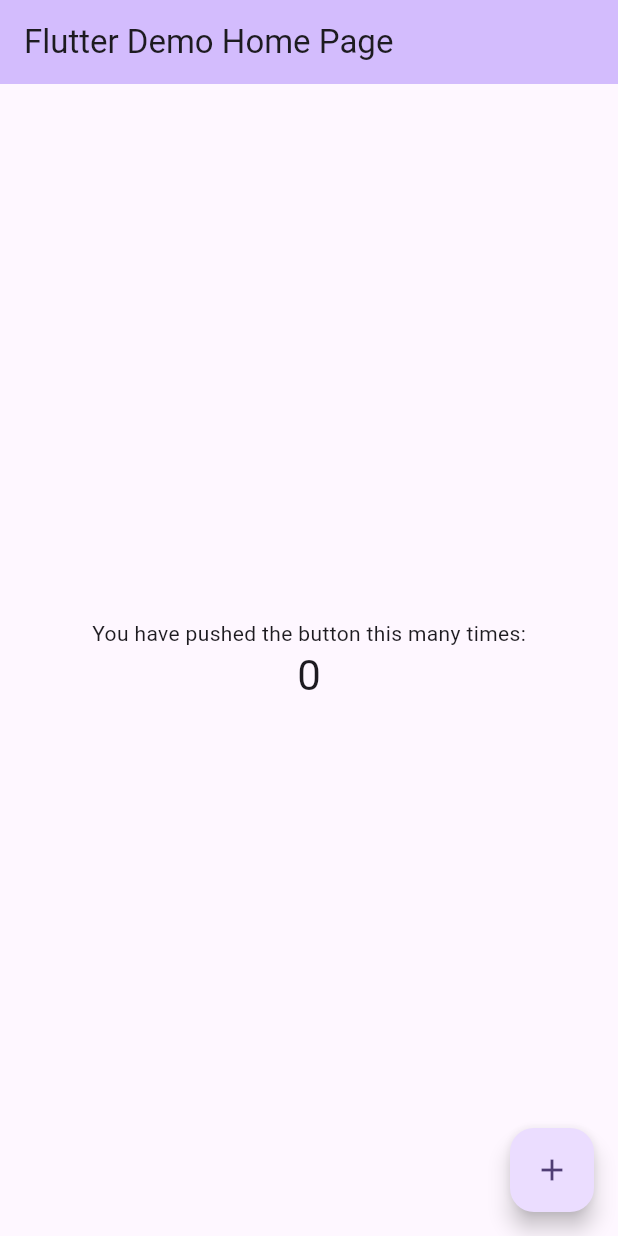
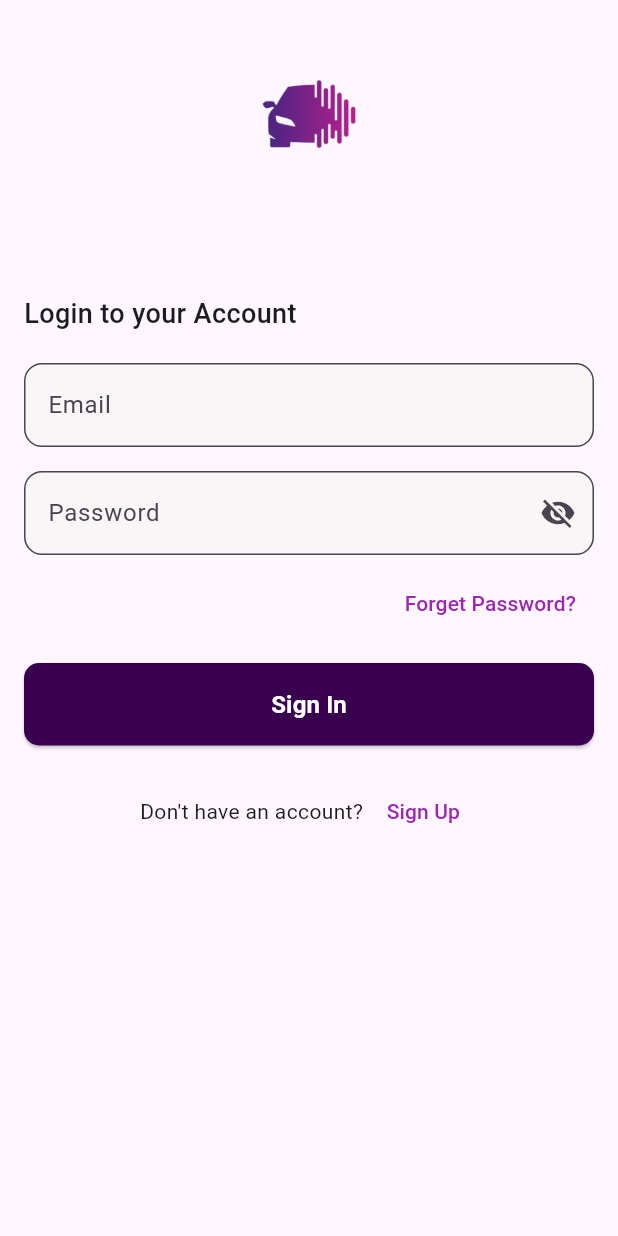
Before and after one commit to Sangam321/CarInfo, a Flutter app: the screen it shows after launch, on a phone screen of 412 x 824 dp. Run offline on Flutter 3.47's test engine with Material 3 defaults, Android fonts, the phone set to English and light mode, and no system bars.

Commit message:
Login Page

```diff
--- a/carinfo/lib/main.dart
+++ b/carinfo/lib/main.dart
@@ -1,125 +1,9 @@
+import 'package:carinfo/view/login_view.dart';
 import 'package:flutter/material.dart';
 
-void main() {
-  runApp(const MyApp());
+void main(List<String> args) {
+  runApp(const MaterialApp(
+    debugShowCheckedModeBanner: false,
+    home: LoginView(),
+  ));
 }
-
-class MyApp extends StatelessWidget {
-  const MyApp({super.key});
-
-  // This widget is the root of your application.
-  @override
-  Widget build(BuildContext context) {
-    return MaterialApp(
-      title: 'Flutter Demo',
-      theme: ThemeData(
-        // This is the theme of your application.
-        //
-        // TRY THIS: Try running your application with "flutter run". You'll see
-        // the application has a purple toolbar. Then, without quitting the app,
-        // try changing the seedColor in the colorScheme below to Colors.green
-        // and then invoke "hot reload" (save your changes or press the "hot
-        // reload" button in a Flutter-supported IDE, or press "r" if you used
-        // the command line to start the app).
-        //
-        // Notice that the counter didn't reset back to zero; the application
-        // state is not lost during the reload. To reset the state, use hot
-        // restart instead.
-        //
-        // This works for code too, not just values: Most code changes can be
-        // tested with just a hot reload.
-        colorScheme: ColorScheme.fromSeed(seedColor: Colors.deepPurple),
-        useMaterial3: true,
-      ),
-      home: const MyHomePage(title: 'Flutter Demo Home Page'),
-    );
-  }
-}
-
-class MyHomePage extends StatefulWidget {
-  const MyHomePage({super.key, required this.title});
-
-  // This widget is the home page of your application. It is stateful, meaning
-  // that it has a State object (defined below) that contains fields that affect
-  // how it looks.
-
-  // This class is the configuration for the state. It holds the values (in this
-  // case the title) provided by the parent (in this case the App widget) and
-  // used by the build method of the State. Fields in a Widget subclass are
-  // always marked "final".
-
-  final String title;
-
-  @override
-  State<MyHomePage> createState() => _MyHomePageState();
-}
-
-class _MyHomePageState extends State<MyHomePage> {
-  int _counter = 0;
-
-  void _incrementCounter() {
-    setState(() {
-      // This call to setState tells the Flutter framework that something has
-      // changed in this State, which causes it to rerun the build method below
-      // so that the display can reflect the updated values. If we changed
-      // _counter without calling setState(), then the build method would not be
-      // called again, and so nothing would appear to happen.
-      _counter++;
-    });
-  }
-
-  @override
-  Widget build(BuildContext context) {
-    // This method is rerun every time setState is called, for instance as done
-    // by the _incrementCounter method above.
-    //
-    // The Flutter framework has been optimized to make rerunning build methods
-    // fast, so that you can just rebuild anything that needs updating rather
-    // than having to individually change instances of widgets.
-    return Scaffold(
-      appBar: AppBar(
-        // TRY THIS: Try changing the color here to a specific color (to
-        // Colors.amber, perhaps?) and trigger a hot reload to see the AppBar
-        // change color while the other colors stay the same.
-        backgroundColor: Theme.of(context).colorScheme.inversePrimary,
-        // Here we take the value from the MyHomePage object that was created by
-        // the App.build method, and use it to set our appbar title.
-        title: Text(widget.title),
-      ),
-      body: Center(
-        // Center is a layout widget. It takes a single child and positions it
-        // in the middle of the parent.
-        child: Column(
-          // Column is also a layout widget. It takes a list of children and
-          // arranges them vertically. By default, it sizes itself to fit its
-          // children horizontally, and tries to be as tall as its parent.
-          //
-          // Column has various properties to control how it sizes itself and
-          // how it positions its children. Here we use mainAxisAlignment to
-          // center the children vertically; the main axis here is the vertical
-          // axis because Columns are vertical (the cross axis would be
-          // horizontal).
-          //
-          // TRY THIS: Invoke "debug painting" (choose the "Toggle Debug Paint"
-          // action in the IDE, or press "p" in the console), to see the
-          // wireframe for each widget.
-          mainAxisAlignment: MainAxisAlignment.center,
-          children: <Widget>[
-            const Text(
-              'You have pushed the button this many times:',
-            ),
-            Text(
-              '$_counter',
-              style: Theme.of(context).textTheme.headlineMedium,
-            ),
-          ],
-        ),
-      ),
-      floatingActionButton: FloatingActionButton(
-        onPressed: _incrementCounter,
-        tooltip: 'Increment',
-        child: const Icon(Icons.add),
-      ), // This trailing comma makes auto-formatting nicer for build methods.
-    );
-  }
-}
--- /dev/null
+++ b/carinfo/lib/view/login_view.dart
@@ -0,0 +1,116 @@
+import 'package:flutter/material.dart';
+
+class LoginView extends StatelessWidget {
+  const LoginView({super.key});
+
+  @override
+  Widget build(BuildContext context) {
+    return Scaffold(
+      body: SafeArea(
+        child: Padding(
+          padding: const EdgeInsets.all(16.0),
+          child: Column(
+            crossAxisAlignment: CrossAxisAlignment.stretch,
+            children: [
+              // Logo Placeholder
+              Center(
+                child: Image.asset(
+                  'assets/images/logo.png',
+                  height: 120,
+                  width: 120,
+                ),
+              ),
+              const SizedBox(height: 60),
+
+              // Login to your Account Text
+              const Text(
+                'Login to your Account',
+                style: TextStyle(
+                  fontSize: 18,
+                  fontWeight: FontWeight.w500,
+                ),
+              ),
+              const SizedBox(height: 20),
+
+              // Email TextField
+              TextField(
+                decoration: InputDecoration(
+                  labelText: 'Email',
+                  border: OutlineInputBorder(
+                    borderRadius: BorderRadius.circular(12),
+                  ),
+                  filled: true,
+                  fillColor: const Color.fromARGB(255, 248, 246, 246),
+                ),
+              ),
+              const SizedBox(height: 16),
+
+              // Password TextField
+              TextField(
+                obscureText: true,
+                decoration: InputDecoration(
+                  labelText: 'Password',
+                  border: OutlineInputBorder(
+                    borderRadius: BorderRadius.circular(12),
+                  ),
+                  filled: true,
+                  fillColor: const Color.fromARGB(255, 248, 246, 246),
+                  suffixIcon: const Icon(Icons.visibility_off),
+                ),
+              ),
+              const SizedBox(height: 8),
+
+              // Forget Password
+              Align(
+                alignment: Alignment.centerRight,
+                child: TextButton(
+                  onPressed: () {},
+                  child: const Text(
+                    'Forget Password?',
+                    style: TextStyle(color: Colors.purple),
+                  ),
+                ),
+              ),
+              const SizedBox(height: 16),
+
+              // Sign In Button
+              ElevatedButton(
+                onPressed: () {},
+                style: ElevatedButton.styleFrom(
+                  backgroundColor: const Color(0xFF390050),
+                  shape: RoundedRectangleBorder(
+                    borderRadius: BorderRadius.circular(10),
+                  ),
+                  padding: const EdgeInsets.symmetric(vertical: 16),
+                ),
+                child: const Text(
+                  'Sign In',
+                  style: TextStyle(
+                      fontSize: 16,
+                      fontWeight: FontWeight.bold,
+                      color: Colors.white),
+                ),
+              ),
+              const SizedBox(height: 20),
+
+              // Sign Up Text
+              Row(
+                mainAxisAlignment: MainAxisAlignment.center,
+                children: [
+                  const Text("Don't have an account? "),
+                  TextButton(
+                    onPressed: () {},
+                    child: const Text(
+                      'Sign Up',
+                      style: TextStyle(color: Colors.purple),
+                    ),
+                  ),
+                ],
+              ),
+            ],
+          ),
+        ),
+      ),
+    );
+  }
+}
```
Also changed, not shown: carinfo/pubspec.yaml (+4 -3 lines), carinfo/assets/images/logo.png (added), 1 other file.
